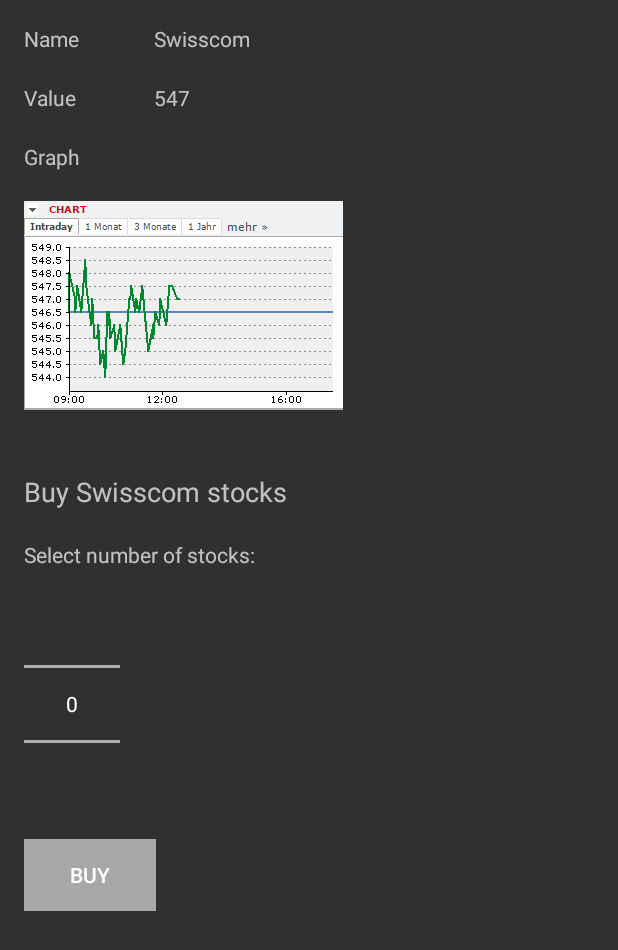
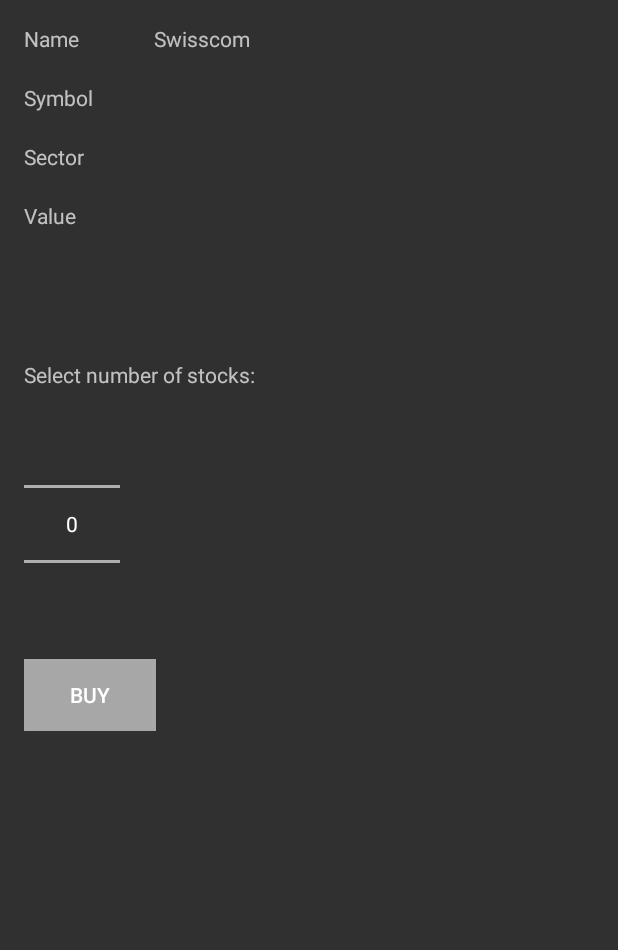
Before and after one commit to wyssenp/StockExchange, an Android app: the layout activity_stock_details.xml on its own in the app's theme, with its tools: preview values and no code run, on a phone screen of 412 x 824 dp. Shown: the top 950 px of the screen. Run offline under Robolectric (Android 15) with nearby library versions, the phone set to English and light mode, and no system bars.

Commit message:
Added method to filter stocks by market. Showing the correct information in the Stock Details Activity

```diff
--- a/app/src/main/java/ch/hevs/stockexchange/model/Stock.java
+++ b/app/src/main/java/ch/hevs/stockexchange/model/Stock.java
@@ -66,8 +66,7 @@ public class Stock {
 
     @Override
     public String toString() {
-        return "{" + id + "} " +
-                "name='" + name + '\'' +
-                ", value=" + value;
+        //TODO Add currency
+        return name + " (" + value + ")";
     }
 }
--- a/app/src/main/res/layout/activity_stock_details.xml
+++ b/app/src/main/res/layout/activity_stock_details.xml
@@ -28,7 +28,7 @@
     <TextView
         android:layout_width="wrap_content"
         android:layout_height="wrap_content"
-        android:text="@string/sd_value"
+        android:text="@string/sd_symbol"
         android:id="@+id/textView2"
         android:layout_below="@+id/textView"
         android:layout_alignParentLeft="true"
@@ -36,6 +36,26 @@
         android:layout_marginTop="20dp" />
 
     <TextView
+        android:layout_width="wrap_content"
+        android:layout_height="wrap_content"
+        android:text="@string/sd_sector"
+        android:id="@+id/textView3"
+        android:layout_below="@+id/textView2"
+        android:layout_alignParentLeft="true"
+        android:layout_alignParentStart="true"
+        android:layout_marginTop="20dp" />
+
+    <TextView
+        android:layout_width="wrap_content"
+        android:layout_height="wrap_content"
+        android:text="@string/sd_value"
+        android:id="@+id/textView4"
+        android:layout_below="@+id/textView3"
+        android:layout_alignParentLeft="true"
+        android:layout_alignParentStart="true"
+        android:layout_marginTop="20dp" />
+
+    <!--<TextView
         android:layout_width="wrap_content"
         android:layout_height="wrap_content"
         android:text="@string/sd_graph"
@@ -53,7 +73,7 @@
         android:layout_alignParentLeft="true"
         android:layout_alignParentStart="true"
         android:layout_marginTop="20dp"
-        android:src="@drawable/chart_example" />
+        android:src="@drawable/chart_example" />-->
 
     <TextView
         android:layout_width="wrap_content"
@@ -68,8 +88,7 @@
     <TextView
         android:layout_width="wrap_content"
         android:layout_height="wrap_content"
-        android:text="547"
-        android:id="@+id/textViewValue"
+        android:id="@+id/textViewSymbol"
         android:layout_alignTop="@+id/textView2"
         android:layout_alignLeft="@+id/textViewName"
         android:layout_alignStart="@+id/textViewName" />
@@ -77,10 +96,25 @@
     <TextView
         android:layout_width="wrap_content"
         android:layout_height="wrap_content"
+        android:id="@+id/textViewSector"
+        android:layout_alignTop="@+id/textView3"
+        android:layout_alignLeft="@+id/textViewName"
+        android:layout_alignStart="@+id/textViewName" />
+
+    <TextView
+        android:layout_width="wrap_content"
+        android:layout_height="wrap_content"
+        android:id="@+id/textViewValue"
+        android:layout_alignTop="@+id/textView4"
+        android:layout_alignLeft="@+id/textViewName"
+        android:layout_alignStart="@+id/textViewName" />
+
+    <TextView
+        android:layout_width="wrap_content"
+        android:layout_height="wrap_content"
         android:textAppearance="?android:attr/textAppearanceMedium"
-        android:text="Buy Swisscom stocks"
-        android:id="@+id/textView4"
-        android:layout_below="@+id/imageView"
+        android:id="@+id/textView5"
+        android:layout_below="@+id/textView4"
         android:layout_alignParentLeft="true"
         android:layout_alignParentStart="true"
         android:layout_marginTop="42dp" />
@@ -88,9 +122,9 @@
     <TextView
         android:layout_width="wrap_content"
         android:layout_height="wrap_content"
-        android:text="Select number of stocks:"
-        android:id="@+id/textView5"
-        android:layout_below="@+id/textView4"
+        android:text="@string/sd_select_nbr"
+        android:id="@+id/textView6"
+        android:layout_below="@+id/textView5"
         android:layout_alignParentLeft="true"
         android:layout_alignParentStart="true"
         android:layout_marginTop="20dp" />
@@ -99,14 +133,14 @@
         android:layout_width="wrap_content"
         android:layout_height="wrap_content"
         android:id="@+id/numberPicker"
-        android:layout_below="@+id/textView5"
+        android:layout_below="@+id/textView6"
         android:layout_alignParentLeft="true"
         android:layout_alignParentStart="true" />
 
     <Button
         android:layout_width="wrap_content"
         android:layout_height="wrap_content"
-        android:text="Buy"
+        android:text="@string/sd_button_buy"
         android:id="@+id/button"
         android:layout_below="@+id/numberPicker"
         android:layout_alignParentLeft="true"
```
Also changed, not shown: app/src/main/java/ch/hevs/stockexchange/StockDetailsActivity.java (+41 -2 lines), app/src/main/java/ch/hevs/stockexchange/StockExchangeActivity.java (+65 -11 lines), app/src/main/java/ch/hevs/stockexchange/dbaccess/DatabaseAccessObject.java (+19 -0 lines), app/src/main/java/ch/hevs/stockexchange/model/Market.java (+10 -0 lines), app/src/main/res/values/strings.xml (+10 -29 lines), 1 other file.
